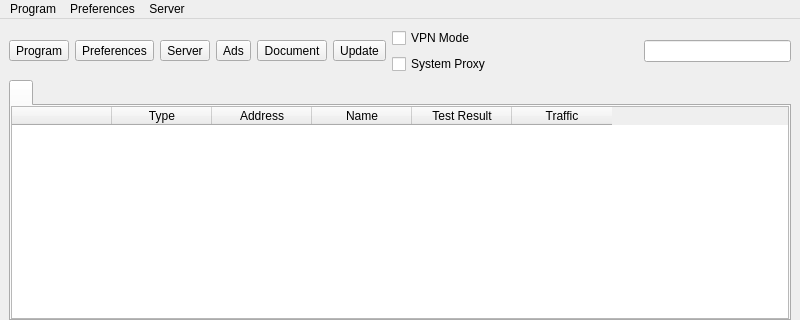
Old version of the form ui/mainwindow.ui in the repository MatsuriDayo/nekoray; both pictures show x 0 to 800 and y 0 to 320 of the 800 by 600 pixel window.
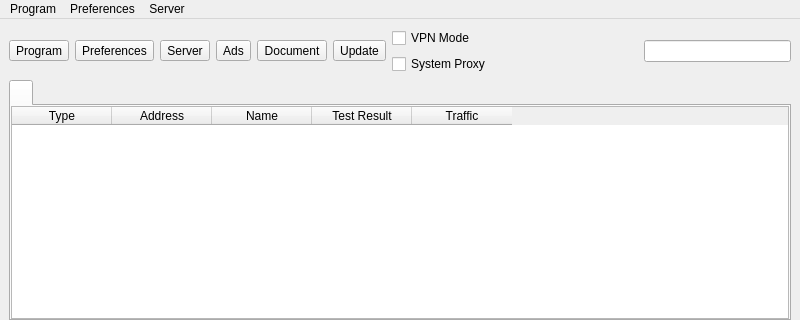
New version of the form. Icons and pictures are not drawn. Custom widgets are drawn as their Qt base class.

Commit message: feat: refactor proxy table ui

```diff
--- a/ui/mainwindow.ui
+++ b/ui/mainwindow.ui
@@ -266,13 +266,8 @@
             <bool>false</bool>
            </attribute>
            <attribute name="verticalHeaderDefaultSectionSize">
-            <number>26</number>
+            <number>24</number>
            </attribute>
-           <column>
-            <property name="text">
-             <string/>
-            </property>
-           </column>
            <column>
             <property name="text">
              <string>Type</string>
```
The commit also changes 3 other files.
